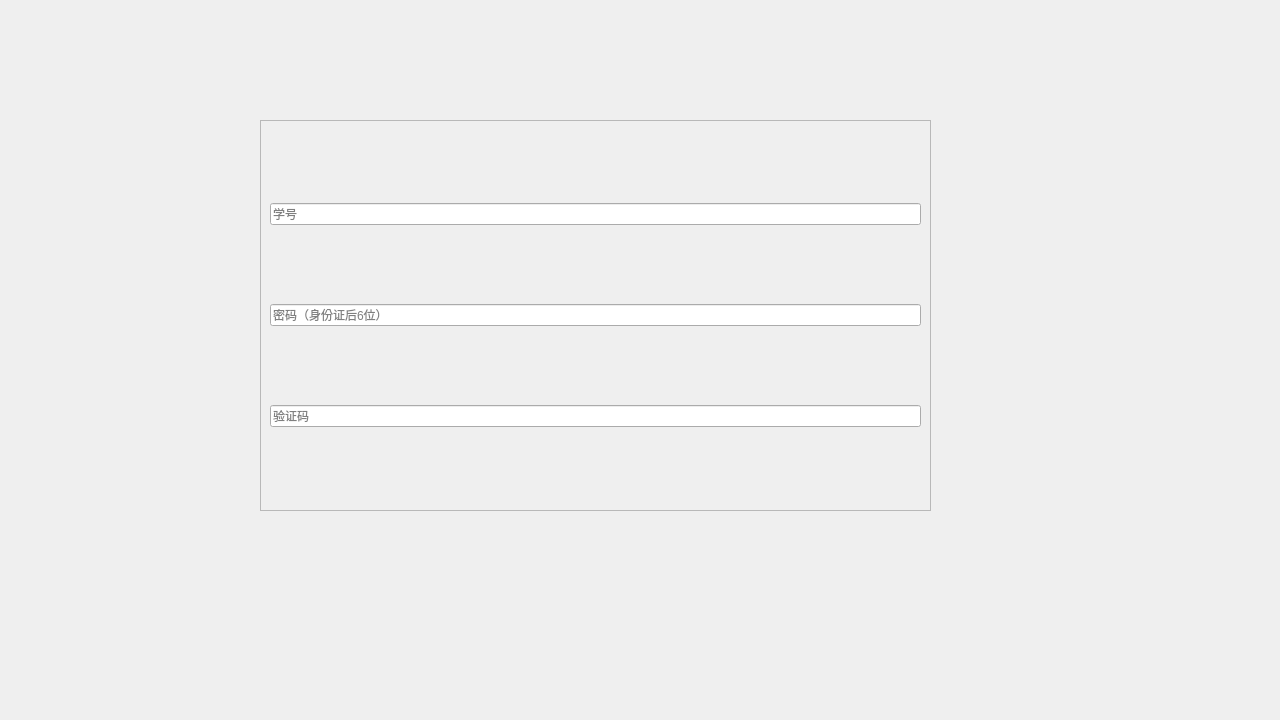
feroooooo/LibClient, file login.ui: the form before one commit.
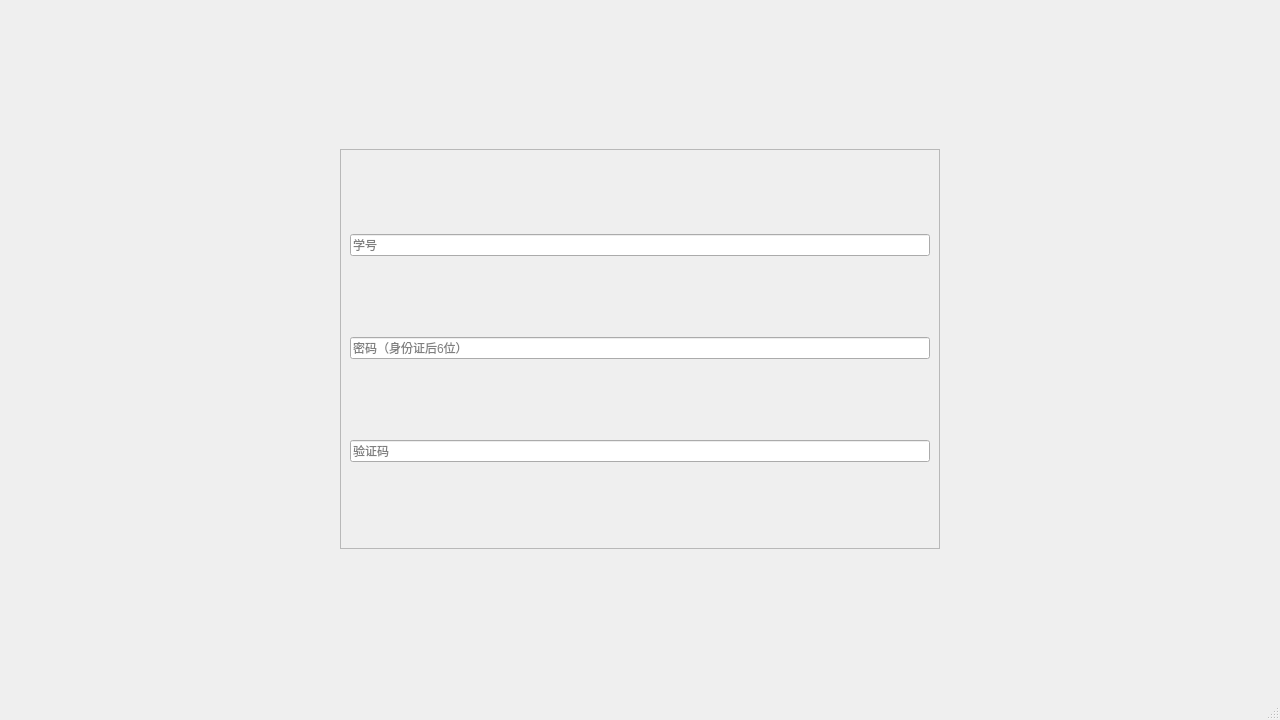
The form after the commit.

Diff of the .ui file:
```diff
--- a/login.ui
+++ b/login.ui
@@ -1,7 +1,7 @@
 <?xml version="1.0" encoding="UTF-8"?>
 <ui version="4.0">
- <class>LoginForm</class>
- <widget class="QWidget" name="LoginForm">
+ <class>MainWindow</class>
+ <widget class="QMainWindow" name="MainWindow">
   <property name="geometry">
    <rect>
     <x>0</x>
@@ -19,20 +19,45 @@
   <property name="windowTitle">
    <string>登录</string>
   </property>
+  <widget class="QWidget" name="LoginForm">
+   <layout class="QVBoxLayout" name="verticalLayout_3">
+    <item>
+     <layout class="QHBoxLayout" name="horizontalLayout_3">
+      <item>
+       <spacer name="horizontalSpacer_2">
+        <property name="orientation">
+         <enum>Qt::Horizontal</enum>
+        </property>
+        <property name="sizeHint" stdset="0">
+         <size>
+          <width>40</width>
+          <height>20</height>
+         </size>
+        </property>
+       </spacer>
+      </item>
+      <item>
+       <layout class="QVBoxLayout" name="verticalLayout_2">
+        <item>
+         <spacer name="verticalSpacer">
+          <property name="orientation">
+           <enum>Qt::Vertical</enum>
+          </property>
+          <property name="sizeHint" stdset="0">
+           <size>
+            <width>20</width>
+            <height>40</height>
+           </size>
+          </property>
+         </spacer>
+        </item>
+        <item>
   <widget class="QFrame" name="frame">
-   <property name="geometry">
-    <rect>
-     <x>260</x>
-     <y>120</y>
-     <width>671</width>
-     <height>391</height>
-    </rect>
-   </property>
-   <property name="sizePolicy">
-    <sizepolicy hsizetype="Preferred" vsizetype="Preferred">
-     <horstretch>0</horstretch>
-     <verstretch>0</verstretch>
-    </sizepolicy>
+          <property name="minimumSize">
+           <size>
+            <width>600</width>
+            <height>400</height>
+           </size>
    </property>
    <property name="styleSheet">
     <string notr="true"/>
@@ -85,6 +110,43 @@
     </item>
    </layout>
   </widget>
+        </item>
+        <item>
+         <spacer name="verticalSpacer_2">
+          <property name="orientation">
+           <enum>Qt::Vertical</enum>
+          </property>
+          <property name="sizeType">
+           <enum>QSizePolicy::Expanding</enum>
+          </property>
+          <property name="sizeHint" stdset="0">
+           <size>
+            <width>20</width>
+            <height>40</height>
+           </size>
+          </property>
+         </spacer>
+        </item>
+       </layout>
+      </item>
+      <item>
+       <spacer name="horizontalSpacer">
+        <property name="orientation">
+         <enum>Qt::Horizontal</enum>
+        </property>
+        <property name="sizeHint" stdset="0">
+         <size>
+          <width>40</width>
+          <height>20</height>
+         </size>
+        </property>
+       </spacer>
+      </item>
+     </layout>
+    </item>
+   </layout>
+  </widget>
+  <widget class="QStatusBar" name="statusbar"/>
  </widget>
  <resources/>
  <connections/>
```
Lines whose indentation alone changed are shown as unchanged.
